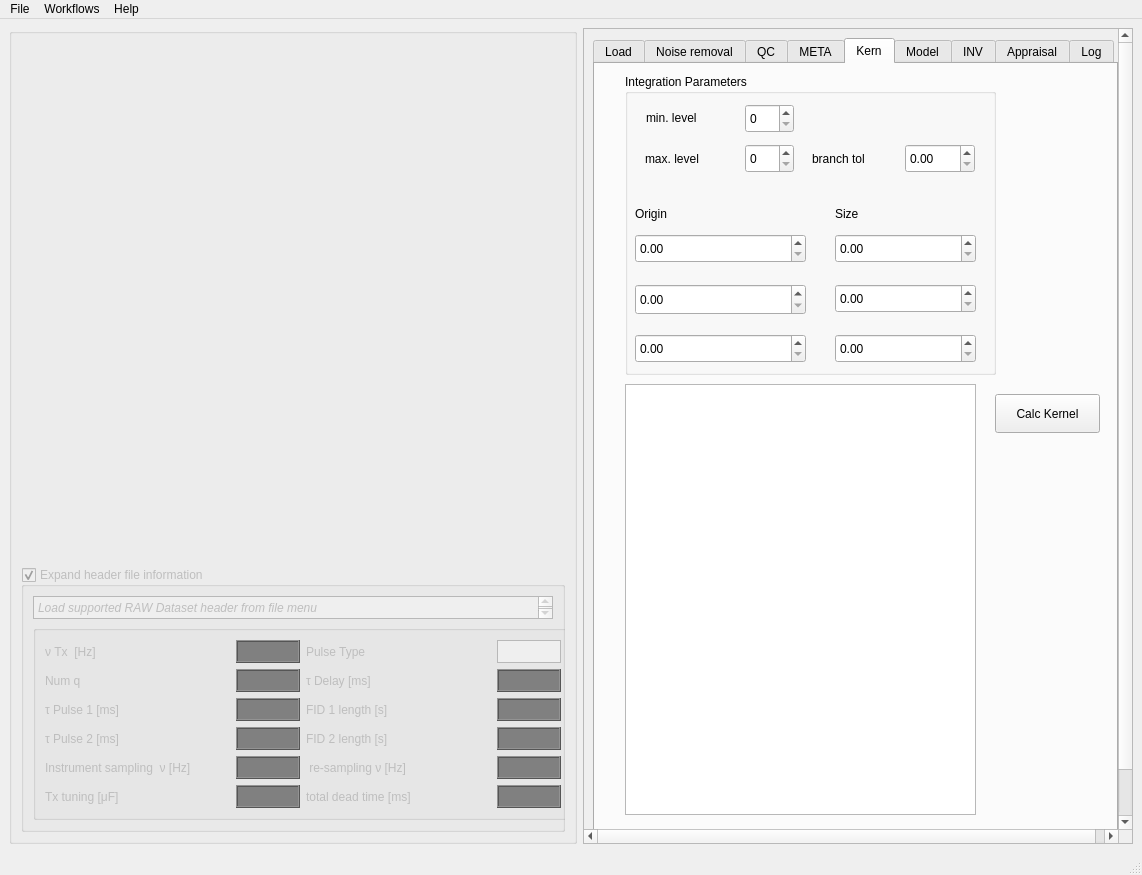
LemmaSoftware/akvo, file akvo/gui/main.ui: the form before one commit.
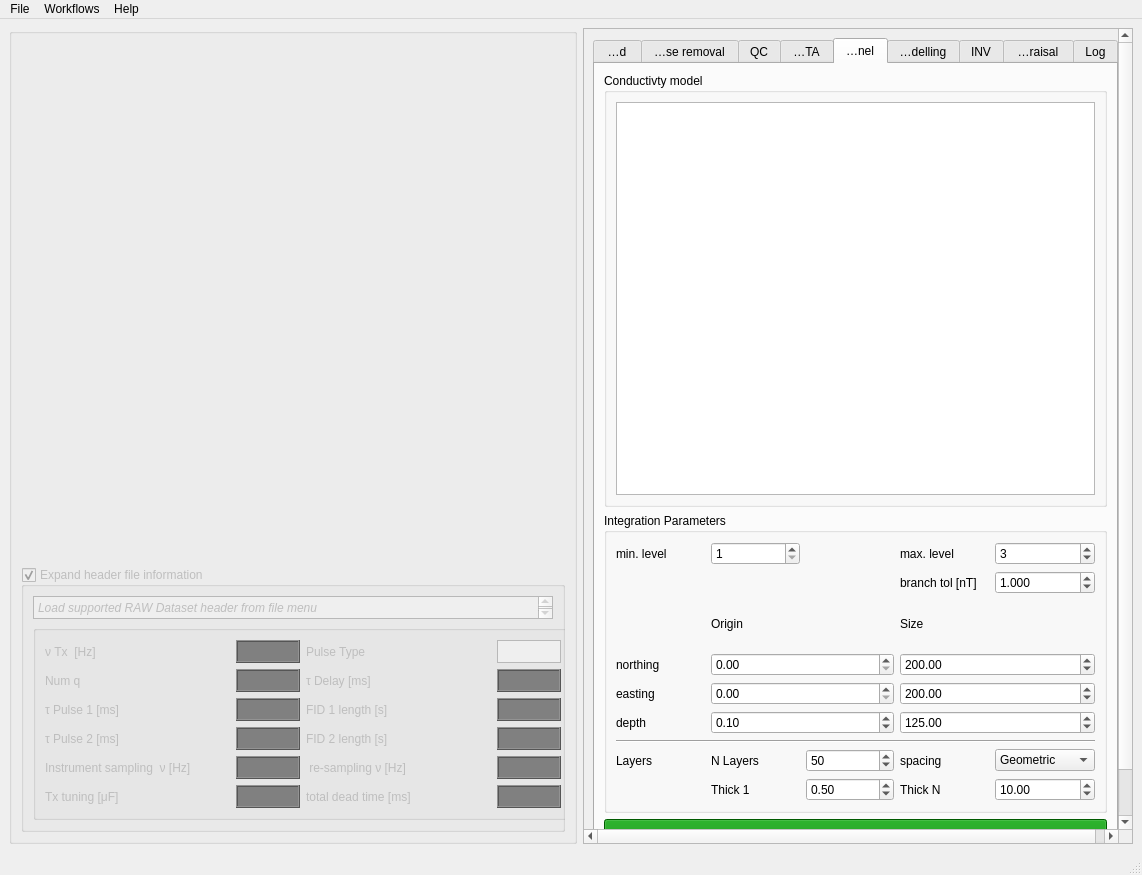
The form after the commit. The open tabs and pages were chosen to show the change. Custom widgets are drawn as their Qt base class.

Commit message: All kernel params from GUI

Patch:
```diff
--- a/akvo/gui/main.ui
+++ b/akvo/gui/main.ui
@@ -709,7 +709,7 @@
        <property name="geometry">
         <rect>
          <x>0</x>
-         <y>0</y>
+         <y>-201</y>
          <width>537</width>
          <height>982</height>
         </rect>
@@ -3649,206 +3649,320 @@
           </widget>
           <widget class="QWidget" name="KernTab">
            <attribute name="title">
-            <string>Kern</string>
+            <string>Kernel</string>
            </attribute>
-           <widget class="QGroupBox" name="groupBox_2">
-            <property name="geometry">
-             <rect>
-              <x>30</x>
-              <y>10</y>
-              <width>371</width>
-              <height>301</height>
-             </rect>
-            </property>
-            <property name="title">
-             <string>Integration Parameters</string>
-            </property>
-            <widget class="QSpinBox" name="spinBox">
-             <property name="geometry">
-              <rect>
-               <x>120</x>
-               <y>30</y>
-               <width>49</width>
-               <height>29</height>
-              </rect>
-             </property>
-            </widget>
-            <widget class="QSpinBox" name="spinBox_2">
-             <property name="geometry">
-              <rect>
-               <x>120</x>
-               <y>70</y>
-               <width>49</width>
-               <height>29</height>
-              </rect>
-             </property>
-            </widget>
-            <widget class="QDoubleSpinBox" name="doubleSpinBox_7">
-             <property name="geometry">
-              <rect>
-               <x>280</x>
-               <y>70</y>
-               <width>70</width>
-               <height>29</height>
-              </rect>
-             </property>
-            </widget>
-            <widget class="QLabel" name="label_70">
-             <property name="geometry">
-              <rect>
-               <x>21</x>
-               <y>34</y>
-               <width>81</width>
-               <height>20</height>
-              </rect>
-             </property>
-             <property name="text">
-              <string>min. level</string>
-             </property>
-            </widget>
-            <widget class="QLabel" name="label_71">
-             <property name="geometry">
-              <rect>
-               <x>20</x>
-               <y>75</y>
-               <width>81</width>
-               <height>20</height>
-              </rect>
-             </property>
-             <property name="text">
-              <string>max. level</string>
-             </property>
-            </widget>
-            <widget class="QLabel" name="label_72">
-             <property name="geometry">
-              <rect>
-               <x>187</x>
-               <y>75</y>
-               <width>81</width>
-               <height>20</height>
-              </rect>
-             </property>
-             <property name="text">
-              <string>branch tol</string>
-             </property>
-            </widget>
-            <widget class="QDoubleSpinBox" name="doubleSpinBox_6">
-             <property name="geometry">
-              <rect>
-               <x>210</x>
-               <y>260</y>
-               <width>141</width>
-               <height>29</height>
-              </rect>
-             </property>
-            </widget>
-            <widget class="QDoubleSpinBox" name="doubleSpinBox">
-             <property name="geometry">
-              <rect>
-               <x>10</x>
-               <y>160</y>
-               <width>171</width>
-               <height>29</height>
-              </rect>
-             </property>
-            </widget>
-            <widget class="QDoubleSpinBox" name="doubleSpinBox_3">
-             <property name="geometry">
-              <rect>
-               <x>10</x>
-               <y>210</y>
-               <width>171</width>
-               <height>31</height>
-              </rect>
-             </property>
-            </widget>
-            <widget class="QDoubleSpinBox" name="doubleSpinBox_5">
-             <property name="geometry">
-              <rect>
-               <x>210</x>
-               <y>210</y>
-               <width>141</width>
-               <height>29</height>
-              </rect>
-             </property>
-            </widget>
-            <widget class="QDoubleSpinBox" name="doubleSpinBox_4">
-             <property name="geometry">
-              <rect>
-               <x>210</x>
-               <y>160</y>
-               <width>141</width>
-               <height>29</height>
-              </rect>
-             </property>
-            </widget>
-            <widget class="QDoubleSpinBox" name="doubleSpinBox_2">
-             <property name="geometry">
-              <rect>
-               <x>10</x>
-               <y>260</y>
-               <width>171</width>
-               <height>29</height>
-              </rect>
-             </property>
-            </widget>
-            <widget class="QLabel" name="label_2">
-             <property name="geometry">
-              <rect>
-               <x>10</x>
-               <y>130</y>
-               <width>63</width>
-               <height>20</height>
-              </rect>
-             </property>
-             <property name="text">
-              <string>Origin</string>
-             </property>
-            </widget>
-            <widget class="QLabel" name="label_73">
-             <property name="geometry">
-              <rect>
-               <x>210</x>
-               <y>130</y>
-               <width>63</width>
-               <height>20</height>
-              </rect>
-             </property>
-             <property name="text">
-              <string>Size</string>
-             </property>
-            </widget>
-           </widget>
-           <widget class="QTableWidget" name="layerTableWidget">
-            <property name="geometry">
-             <rect>
-              <x>30</x>
-              <y>320</y>
-              <width>351</width>
-              <height>431</height>
-             </rect>
-            </property>
-            <property name="toolTip">
-             <string>&lt;html&gt;&lt;head/&gt;&lt;body&gt;&lt;p&gt;This table is used to enter coil geometries the format is as follows: each row specifies a single point on a coil. The first column is the coil index (using the GMR channel is useful), the next three colums specify the point in Northing, Easting, and Elevation. These can either be local coordinates or global ones. The final column specifies the loop radius if it is a circle or figure 8, for non circular or figure 8 loops leave this column blank. For figure-8 loops the coils do not need to be touching (see Irons and Kass, 2017). If a given index has 1 row it will be a circular loop, two rows will be a figure 8, and more than that will be a polygonal representation of the points, linearlly interpolated between them. &lt;/p&gt;&lt;/body&gt;&lt;/html&gt;</string>
-            </property>
-           </widget>
-           <widget class="QPushButton" name="calcK0">
-            <property name="geometry">
-             <rect>
-              <x>400</x>
-              <y>330</y>
-              <width>105</width>
-              <height>39</height>
-             </rect>
-            </property>
-            <property name="text">
-             <string>Calc Kernel</string>
-            </property>
-           </widget>
+           <layout class="QVBoxLayout" name="verticalLayout_11">
+            <item>
+             <widget class="QGroupBox" name="groupBox">
+              <property name="title">
+               <string>Conductivty model</string>
+              </property>
+              <layout class="QVBoxLayout" name="verticalLayout_10">
+               <item>
+                <widget class="QTableWidget" name="layerTableWidget">
+                 <property name="toolTip">
+                  <string>&lt;html&gt;&lt;head/&gt;&lt;body&gt;&lt;p&gt;This table is used to enter coil geometries the format is as follows: each row specifies a single point on a coil. The first column is the coil index (using the GMR channel is useful), the next three colums specify the point in Northing, Easting, and Elevation. These can either be local coordinates or global ones. The final column specifies the loop radius if it is a circle or figure 8, for non circular or figure 8 loops leave this column blank. For figure-8 loops the coils do not need to be touching (see Irons and Kass, 2017). If a given index has 1 row it will be a circular loop, two rows will be a figure 8, and more than that will be a polygonal representation of the points, linearlly interpolated between them. &lt;/p&gt;&lt;/body&gt;&lt;/html&gt;</string>
+                 </property>
+                </widget>
+               </item>
+              </layout>
+             </widget>
+            </item>
+            <item>
+             <widget class="QGroupBox" name="integrationBox">
+              <property name="sizePolicy">
+               <sizepolicy hsizetype="Expanding" vsizetype="Preferred">
+                <horstretch>0</horstretch>
+                <verstretch>0</verstretch>
+               </sizepolicy>
+              </property>
+              <property name="minimumSize">
+               <size>
+                <width>480</width>
+                <height>300</height>
+               </size>
+              </property>
+              <property name="title">
+               <string>Integration Parameters</string>
+              </property>
+              <layout class="QGridLayout" name="gridLayout_17">
+               <item row="5" column="1" colspan="2">
+                <widget class="QDoubleSpinBox" name="originD">
+                 <property name="minimum">
+                  <double>0.010000000000000</double>
+                 </property>
+                 <property name="value">
+                  <double>0.100000000000000</double>
+                 </property>
+                </widget>
+               </item>
+               <item row="5" column="3" colspan="2">
+                <widget class="QDoubleSpinBox" name="sizeD">
+                 <property name="minimum">
+                  <double>1.000000000000000</double>
+                 </property>
+                 <property name="maximum">
+                  <double>300.000000000000000</double>
+                 </property>
+                 <property name="value">
+                  <double>125.000000000000000</double>
+                 </property>
+                </widget>
+               </item>
+               <item row="0" column="0">
+                <widget class="QLabel" name="label_70">
+                 <property name="text">
+                  <string>min. level</string>
+                 </property>
+                </widget>
+               </item>
+               <item row="4" column="1" colspan="2">
+                <widget class="QDoubleSpinBox" name="originE"/>
+               </item>
+               <item row="1" column="3">
+                <widget class="QLabel" name="label_72">
+                 <property name="text">
+                  <string>branch tol [nT]</string>
+                 </property>
+                </widget>
+               </item>
+               <item row="0" column="4">
+                <widget class="QSpinBox" name="maxLevel">
+                 <property name="minimum">
+                  <number>1</number>
+                 </property>
+                 <property name="maximum">
+                  <number>14</number>
+                 </property>
+                 <property name="value">
+                  <number>3</number>
+                 </property>
+                </widget>
+               </item>
+               <item row="7" column="0">
+                <widget class="QLabel" name="label_65">
+                 <property name="text">
+                  <string>Layers</string>
+                 </property>
+                </widget>
+               </item>
+               <item row="2" column="1">
+                <widget class="QLabel" name="label_2">
+                 <property name="text">
+                  <string>Origin</string>
+                 </property>
+                </widget>
+               </item>
+               <item row="1" column="4">
+                <widget class="QDoubleSpinBox" name="branchTol">
+                 <property name="decimals">
+                  <number>3</number>
+                 </property>
+                 <property name="minimum">
+                  <double>0.001000000000000</double>
+                 </property>
+                 <property name="value">
+                  <double>1.000000000000000</double>
+                 </property>
+                </widget>
+               </item>
+               <item row="2" column="3">
+                <widget class="QLabel" name="label_73">
+                 <property name="text">
+                  <string>Size</string>
+                 </property>
+                </widget>
+               </item>
+               <item row="4" column="0">
+                <widget class="QLabel" name="label_58">
+                 <property name="text">
+                  <string>easting</string>
+                 </property>
+                </widget>
+               </item>
+               <item row="4" column="3" colspan="2">
+                <widget class="QDoubleSpinBox" name="sizeE">
+                 <property name="minimum">
+                  <double>1.000000000000000</double>
+                 </property>
+                 <property name="maximum">
+                  <double>500.000000000000000</double>
+                 </property>
+                 <property name="value">
+                  <double>200.000000000000000</double>
+                 </property>
+                </widget>
+               </item>
+               <item row="0" column="3">
+                <widget class="QLabel" name="label_71">
+                 <property name="text">
+                  <string>max. level</string>
+                 </property>
+                </widget>
+               </item>
+               <item row="3" column="0">
+                <widget class="QLabel" name="label_54">
+                 <property name="text">
+                  <string>northing</string>
+                 </property>
+                </widget>
+               </item>
+               <item row="3" column="3" colspan="2">
+                <widget class="QDoubleSpinBox" name="sizeN">
+                 <property name="minimum">
+                  <double>1.000000000000000</double>
+                 </property>
+                 <property name="maximum">
+                  <double>500.000000000000000</double>
+                 </property>
+                 <property name="value">
+                  <double>200.000000000000000</double>
+                 </property>
+                </widget>
+               </item>
+               <item row="3" column="1" colspan="2">
+                <widget class="QDoubleSpinBox" name="originN"/>
+               </item>
+               <item row="0" column="1">
+                <widget class="QSpinBox" name="minLevel">
+                 <property name="minimum">
+                  <number>1</number>
+                 </property>
+                 <property name="maximum">
+                  <number>10</number>
+                 </property>
+                </widget>
+               </item>
+               <item row="5" column="0">
+                <widget class="QLabel" name="label_60">
+                 <property name="text">
+                  <string>depth</string>
+                 </property>
+                </widget>
+               </item>
+               <item row="7" column="2">
+                <widget class="QSpinBox" name="NLayers">
+                 <property name="minimum">
+                  <number>1</number>
+                 </property>
+                 <property name="maximum">
+                  <number>200</number>
+                 </property>
+                 <property name="value">
+                  <number>50</number>
+                 </property>
+                </widget>
+               </item>
+               <item row="7" column="1">
+                <widget class="QLabel" name="label_66">
+                 <property name="text">
+                  <string>N Layers</string>
+                 </property>
+                </widget>
+               </item>
+               <item row="7" column="4">
+                <widget class="QComboBox" name="layerSpacing">
+                 <property name="minimumSize">
+                  <size>
+                   <width>100</width>
+                   <height>0</height>
+                  </size>
+                 </property>
+                 <item>
+                  <property name="text">
+                   <string>Geometric</string>
+                  </property>
+                 </item>
+                 <item>
+                  <property name="text">
+                   <string>Log</string>
+                  </property>
+                 </item>
+                 <item>
+                  <property name="text">
+                   <string>Linear</string>
+                  </property>
+                 </item>
+                </widget>
+               </item>
+               <item row="7" column="3">
+                <widget class="QLabel" name="label_68">
+                 <property name="text">
+                  <string>spacing</string>
+                 </property>
+                </widget>
+               </item>
+               <item row="6" column="0" colspan="5">
+                <widget class="Line" name="line_14">
+                 <property name="orientation">
+                  <enum>Qt::Horizontal</enum>
+                 </property>
+                </widget>
+               </item>
+               <item row="8" column="1">
+                <widget class="QLabel" name="label_69">
+                 <property name="text">
+                  <string>Thick 1</string>
+                 </property>
+                </widget>
+               </item>
+               <item row="8" column="3">
+                <widget class="QLabel" name="label_75">
+                 <property name="text">
+                  <string>Thick N</string>
+                 </property>
+                </widget>
+               </item>
+               <item row="8" column="2">
+                <widget class="QDoubleSpinBox" name="thick1">
+                 <property name="minimum">
+                  <double>0.010000000000000</double>
+                 </property>
+                 <property name="value">
+                  <double>0.500000000000000</double>
+                 </property>
+                </widget>
+               </item>
+               <item row="8" column="4">
+                <widget class="QDoubleSpinBox" name="thickN">
+                 <property name="minimum">
+                  <double>0.010000000000000</double>
+                 </property>
+                 <property name="value">
+                  <double>10.000000000000000</double>
+                 </property>
+                </widget>
+               </item>
+              </layout>
+             </widget>
+            </item>
+            <item>
+             <widget class="QPushButton" name="calcK0">
+              <property name="minimumSize">
+               <size>
+                <width>100</width>
+                <height>40</height>
+               </size>
+              </property>
+              <property name="styleSheet">
+               <string notr="true">#calcK0{
+    background: green;
+}
+
+#calcK0:disabled {
+    background: black;
+}</string>
+              </property>
+              <property name="text">
+               <string>Calc Kernel</string>
+              </property>
+             </widget>
+            </item>
+           </layout>
           </widget>
           <widget class="QWidget" name="ModelTab">
            <attribute name="title">
-            <string>Model</string>
+            <string>Modelling</string>
            </attribute>
            <widget class="QToolBox" name="toolBox">
             <property name="geometry">
```
Left out of the diff: 33 changed lines with no effect on the pictures. The commit also changes 4 other files.
